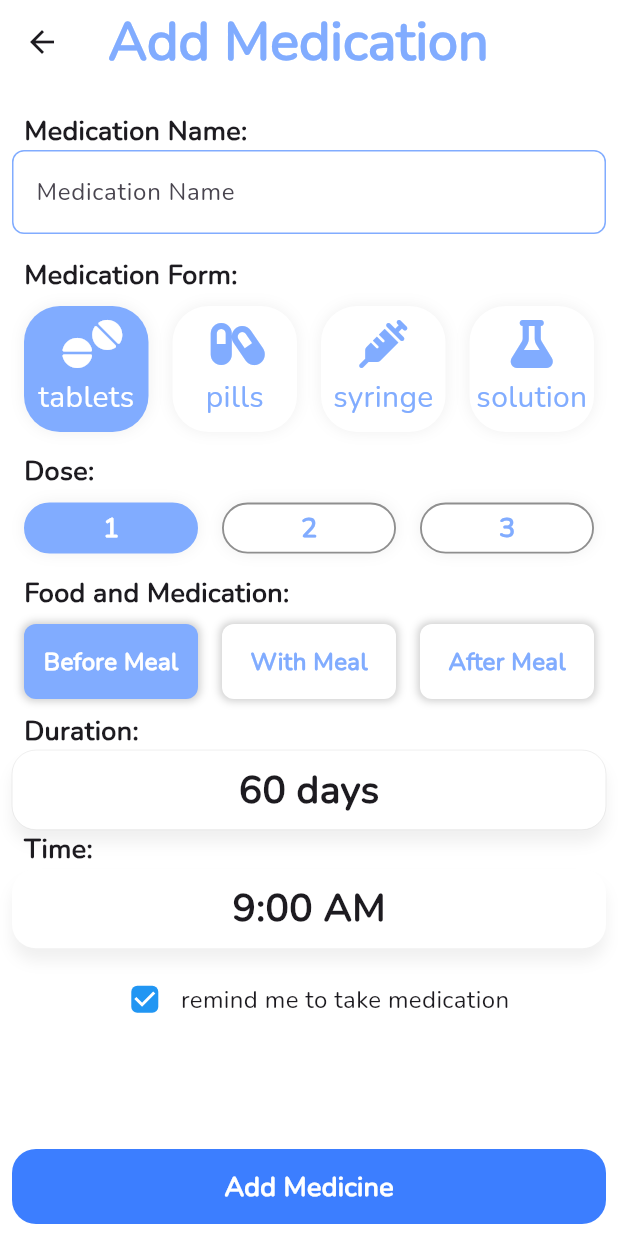
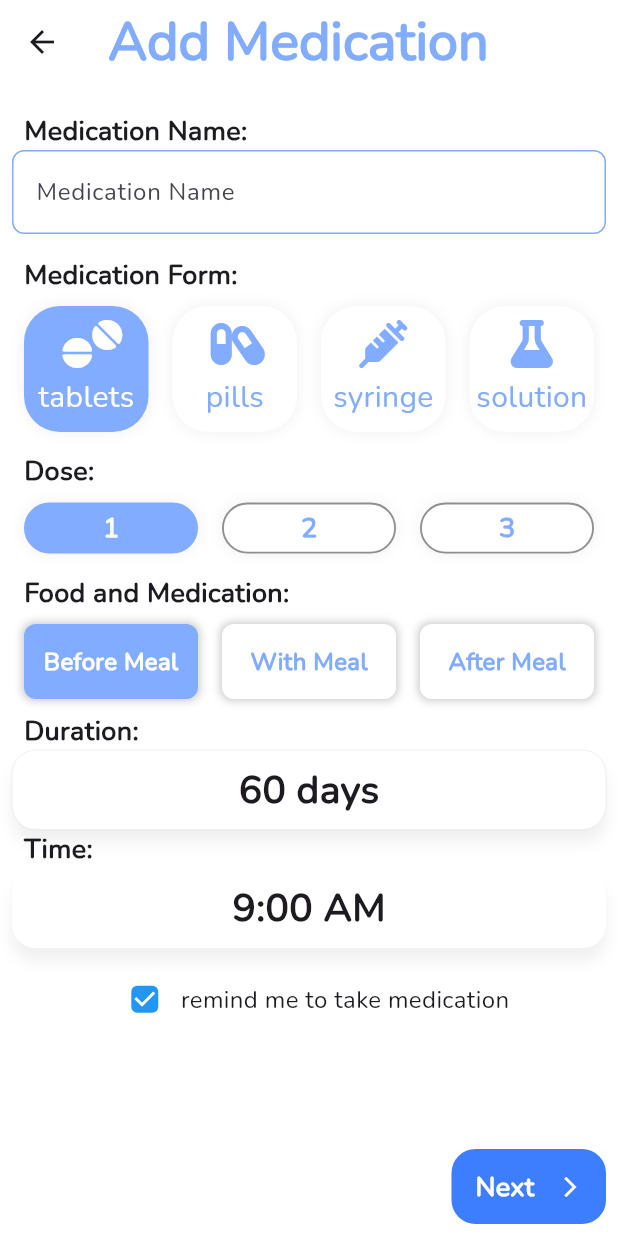
Before and after one commit to Mina176/Pill-Reminder, a Flutter app: the screen it shows after launch, after a tap on "Add New Dose", on a phone screen of 412 x 824 dp. Run offline on Flutter 3.47's test engine with Material 3 defaults, Android fonts, the phone set to English and light mode, and no system bars; our stand-ins replace flutter_slidable, font_awesome_flutter, hive_flutter; accounts and stored records are empty.

Commit message:
Next button to navigate to add time view

```diff
--- a/lib/constants.dart
+++ b/lib/constants.dart
@@ -72,12 +72,7 @@ addDose(DoseModel dose) async {
   await doseBox.add(dose);
 }
 
-List<DoseModel> fetchAllDoses() {
-  List<DoseModel>? alldoses;
-  var dosesBox = Hive.box<DoseModel>(kDoseBox);
-  alldoses = dosesBox.values.toList();
-  return alldoses;
-}
+
 
 String formatTime(TimeOfDay? selectedTime) {
   if (selectedTime == null) return "9:00 AM";
--- a/lib/views/addDoseVew/widgets/custom_btn.dart
+++ b/lib/views/addDoseVew/widgets/custom_btn.dart
@@ -8,17 +8,20 @@ class CustomBtn extends StatelessWidget {
     this.color = kBtnColor,
     this.widget,
     this.label,
+    this.width,
   });
   final Color color;
   final Widget? widget;
   final String? label;
   final VoidCallback? onTap;
+  final double? width;
 
   @override
   Widget build(BuildContext context) {
     return GestureDetector(
       onTap: onTap,
       child: Container(
+        width: width ?? MediaQuery.of(context).size.width / 2,
         decoration: BoxDecoration(
             color: color, borderRadius: BorderRadius.circular(16)),
         child: Padding(
@@ -26,7 +29,7 @@ class CustomBtn extends StatelessWidget {
           child: Center(
             child: widget ??
                 Text(
-                  'Add Medicine',
+                  label ?? '',
                   style: TextStyle(
                     color: Colors.white,
                     fontSize: 18,
--- /dev/null
+++ b/lib/views/addDoseVew/widgets/custom_next_btn.dart
@@ -0,0 +1,44 @@
+import 'package:flutter/material.dart';
+
+import '../../../constants.dart';
+import '../../addDoseTimeView/add_dose_time_view.dart';
+import 'custom_btn.dart';
+
+class NextCustomBtn extends StatelessWidget {
+  const NextCustomBtn({
+    super.key,
+    required this.context,
+  });
+  final BuildContext context;
+  @override
+  Widget build(BuildContext context) {
+    return Row(
+      mainAxisAlignment: MainAxisAlignment.end,
+      children: [
+        CustomBtn(
+          width: MediaQuery.of(context).size.width / 4,
+          widget: Row(
+            mainAxisAlignment: MainAxisAlignment.spaceEvenly,
+            children: [
+              Text(
+                'Next',
+                style: kBtnTextStyle,
+              ),
+              Icon(
+                Icons.arrow_forward_ios,
+                color: Colors.white,
+                size: 16,
+              )
+            ],
+          ),
+          onTap: () => nextView(context),
+        ),
+      ],
+    );
+  }
+
+  void nextView(BuildContext context) {
+    Navigator.push(
+        context, MaterialPageRoute(builder: (context) => AddDoseTimeView()));
+  }
+}
--- a/lib/views/homeView/widgets/home_view_body.dart
+++ b/lib/views/homeView/widgets/home_view_body.dart
@@ -15,12 +15,6 @@ class HomeViewBody extends StatefulWidget {
 }
 
 class _HomeViewBodyState extends State<HomeViewBody> {
-  @override
-  void initState() {
-    fetchAllDoses();
-    super.initState();
-  }
-
   final ScrollController controller = ScrollController();
 
   @override
@@ -62,7 +56,7 @@ class NoDoses extends StatelessWidget {
         crossAxisAlignment: CrossAxisAlignment.center,
         children: [
           Text(
-            "No Doses yet !",
+            "No Doses here",
             style: kTitleStyle,
           ),
           Text(
```
Also changed, not shown: lib/views/addDoseTimeView/add_dose_time_view.dart (added, +15 -0 lines), lib/views/addDoseTimeView/widgets/add_dose_time_view_body.dart (added, +10 -0 lines), lib/views/addDoseVew/widgets/add_dose_body.dart (+2 -32 lines).
